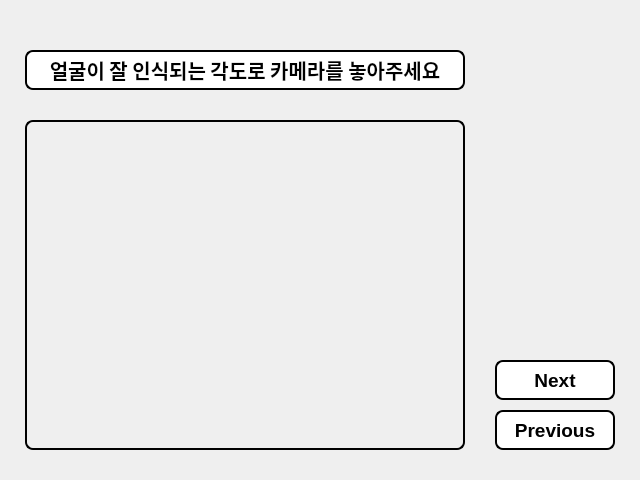
The window that ui/camsetpage.ui (veda-team4/DMS) describes before a commit, drawn with Qt 5.
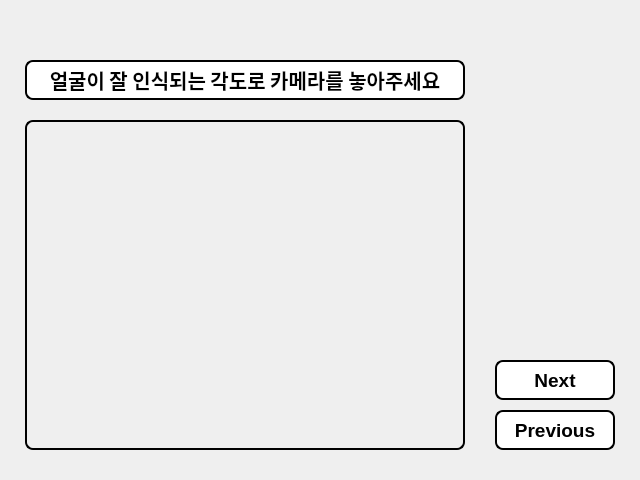
The same window after the commit.

Commit message: ui 수정

Diff of the .ui file:
```diff
--- a/ui/camsetpage.ui
+++ b/ui/camsetpage.ui
@@ -35,7 +35,7 @@
    <property name="geometry">
     <rect>
      <x>25</x>
-     <y>50</y>
+     <y>60</y>
      <width>440</width>
      <height>40</height>
     </rect>
```
The commit also changes 4 other files.
